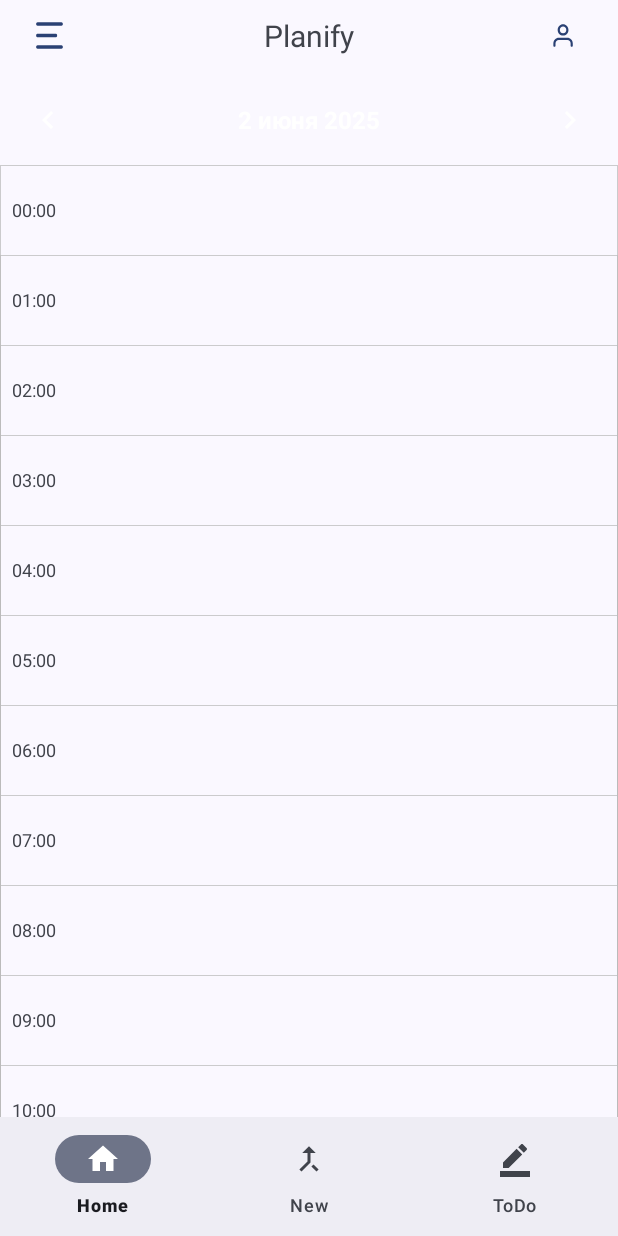
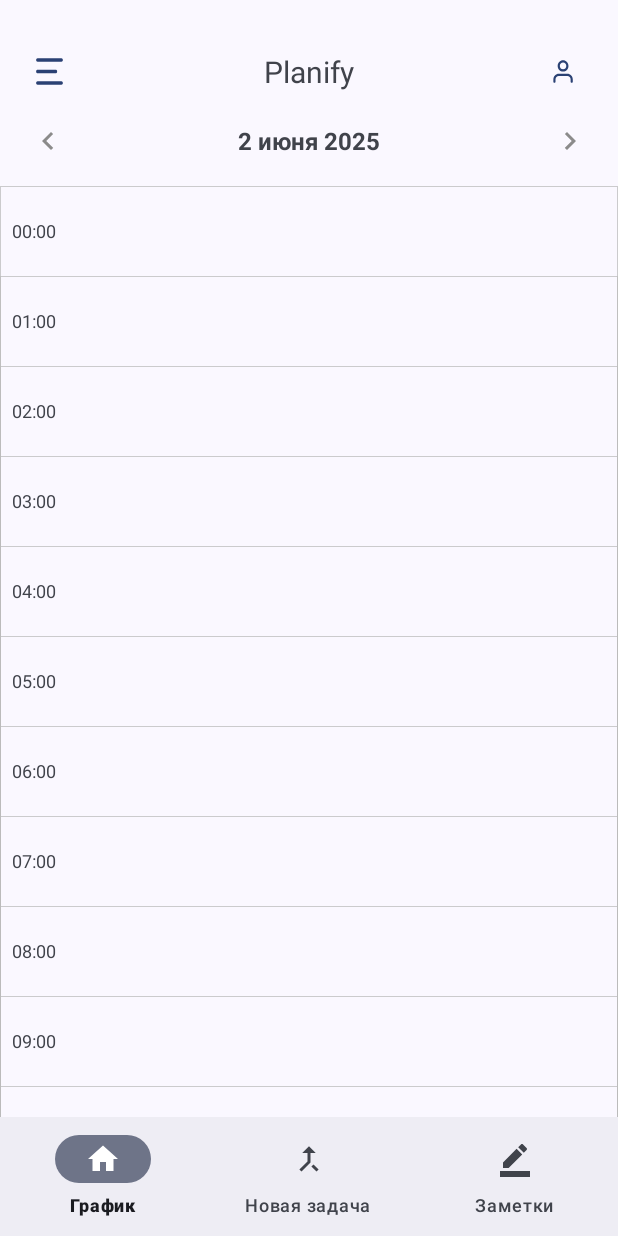
Before and after one commit to Purp1eDuck2008/Planify, an Android app: the screen it shows after launch (MainActivity), on a phone screen of 412 x 824 dp. Run offline under Robolectric (Android 15) with nearby library versions, the phone set to English and light mode, and no system bars; our stand-ins replace Room's generated code.

Commit message:
95% готовности

```diff
--- a/app/src/main/AndroidManifest.xml
+++ b/app/src/main/AndroidManifest.xml
@@ -6,7 +6,7 @@
         android:dataExtractionRules="@xml/data_extraction_rules"
         android:fullBackupContent="@xml/backup_rules"
         android:icon="@mipmap/ic_launcher"
-        android:label="@string/app_name"
+        android:label="Planify"
         android:roundIcon="@mipmap/ic_launcher_round"
         android:supportsRtl="true"
         android:theme="@style/Theme.Planify02"
--- a/app/src/main/java/com/example/planify02/HomeFragment.java
+++ b/app/src/main/java/com/example/planify02/HomeFragment.java
@@ -128,9 +128,6 @@ public class HomeFragment extends Fragment {
                         }
                     }
                     Log.d(TAG, displayedTasks + " tasks displayed");
-                    if (displayedTasks == 0 && isAdded()) {
-                        Toast.makeText(requireContext(), "Нет задач на выбранную дату", Toast.LENGTH_SHORT).show();
-                    }
                 });
             } catch (Exception e) {
                 Log.e(TAG, "Error loading tasks", e);
@@ -140,23 +137,16 @@ public class HomeFragment extends Fragment {
 
     private boolean isTaskForSelectedDate(PlanItem task, String currentDateStr, int currentDayOfWeek)
             throws ParseException {
-        // Если дата задачи совпадает с выбранной датой - показываем
         if (task.getEventDate().equals(currentDateStr)) {
             return true;
         }
-
-        // Для повторяющихся задач
         if (task.repeatsOnDay(currentDayOfWeek)) {
             Date taskDate = dateFormat.parse(task.getEventDate());
             Date selectedDateObj = selectedDate.getTime();
-
-            // Проверяем, что выбранная дата не раньше даты создания задачи
             if (!selectedDateObj.before(taskDate)) {
-                // Для еженедельных повторений просто проверяем день недели
                 return true;
             }
         }
-
         return false;
     }
 
--- a/app/src/main/java/com/example/planify02/MainActivity.java
+++ b/app/src/main/java/com/example/planify02/MainActivity.java
@@ -33,14 +33,29 @@ public class MainActivity extends AppCompatActivity {
 
     @Override
     protected void onCreate(Bundle savedInstanceState) {
-        // Применяем динамические цвета Material You
         DynamicColors.applyToActivityIfAvailable(this);
         super.onCreate(savedInstanceState);
-
         binding = ActivityMainBinding.inflate(getLayoutInflater());
         setContentView(binding.getRoot());
+        getWindow().setStatusBarColor(Color.TRANSPARENT);
+        getWindow().getDecorView().setSystemUiVisibility(
+                View.SYSTEM_UI_FLAG_LAYOUT_STABLE | View.SYSTEM_UI_FLAG_LAYOUT_FULLSCREEN
+        );
 
-        // Создаем View для затемнения фона
+
+        int statusBarHeight = 0;
+        int resourceId = getResources().getIdentifier("status_bar_height", "dimen", "android");
+        if (resourceId > 0) {
+            statusBarHeight = getResources().getDimensionPixelSize(resourceId);
+        }
+
+        binding.getRoot().setPadding(
+                binding.getRoot().getPaddingLeft(),
+                binding.getRoot().getPaddingTop() + statusBarHeight,
+                binding.getRoot().getPaddingRight(),
+                binding.getRoot().getPaddingBottom()
+        );
+
         dimView = new View(this);
         dimView.setLayoutParams(new ViewGroup.LayoutParams(
                 ViewGroup.LayoutParams.MATCH_PARENT,
@@ -49,15 +64,12 @@ public class MainActivity extends AppCompatActivity {
         dimView.setVisibility(View.GONE);
         dimView.setOnClickListener(v -> dismissMenuPanel());
 
-        // Добавляем затемнение в корневой layout
         ViewGroup rootView = (ViewGroup) getWindow().getDecorView();
         rootView.addView(dimView);
 
-        // Инициализация фрагментов
         homeFragment = new HomeFragment();
         plusFragment = new PlusFragment();
 
-        // Настройка нижней навигации
         binding.bottomNavigationView.setOnItemSelectedListener(item -> {
             int itemId = item.getItemId();
             if (itemId == R.id.home) {
@@ -69,15 +81,10 @@ public class MainActivity extends AppCompatActivity {
             }
             return true;
         });
-
-        // Настройка кнопки меню
         binding.buttonMenu.setOnClickListener(v -> toggleMenuPanel());
-
-        // Показываем стартовый фрагмент
         replaceFragment(homeFragment, "home_fragment");
     }
 
-    // Остальные методы класса остаются без изменений
     private void toggleMenuPanel() {
         if (isMenuShowing) {
             dismissMenuPanel();
@@ -86,56 +93,39 @@ public class MainActivity extends AppCompatActivity {
         }
     }
 
+
     private void showMenuPanel() {
         if (popupWindow != null && popupWindow.isShowing()) {
             return;
         }
-
-        // Создаем view для меню
         View popupView = LayoutInflater.from(this).inflate(R.layout.menu_panel, null);
-
-        // Вычисляем ширину экрана
         DisplayMetrics displayMetrics = new DisplayMetrics();
         getWindowManager().getDefaultDisplay().getMetrics(displayMetrics);
         int screenWidth = displayMetrics.widthPixels;
-
-        // Создаем PopupWindow
         popupWindow = new PopupWindow(
                 popupView,
-                (int)(screenWidth * 0.7), // 70% ширины экрана
+                (int)(screenWidth * 0.7),
                 ViewGroup.LayoutParams.MATCH_PARENT,
                 true
         );
-
-        // Настройка внешнего вида
         popupWindow.setBackgroundDrawable(new ColorDrawable(Color.TRANSPARENT));
         popupWindow.setElevation(16f);
         popupWindow.setOutsideTouchable(true);
         popupWindow.setAnimationStyle(R.style.PopupAnimation);
-
-        // Обработчик закрытия меню
         popupWindow.setOnDismissListener(() -> {
             dimView.setVisibility(View.GONE);
             isMenuShowing = false;
         });
-
-        // Находим элементы
         CalendarView calendarView = popupView.findViewById(R.id.calendarView);
         LinearLayout buttonsContainer = popupView.findViewById(R.id.additional_buttons_container);
 
-        // Устанавливаем текущую дату
         calendarView.setDate(selectedDate.getTimeInMillis(), false, true);
 
-        // Обработчик выбора даты
         calendarView.setOnDateChangeListener((view, year, month, dayOfMonth) -> {
             updateHomeFragmentWithDate(year, month, dayOfMonth);
             dismissMenuPanel();
         });
-
-        // Показываем затемнение
         dimView.setVisibility(View.VISIBLE);
-
-        // Показываем меню слева
         popupWindow.showAtLocation(
                 binding.getRoot(),
                 Gravity.START,
@@ -154,7 +144,6 @@ public class MainActivity extends AppCompatActivity {
 
     @Override
     protected void onDestroy() {
-        // Удаляем затемнение при уничтожении активности
         if (dimView != null) {
             ViewGroup rootView = (ViewGroup) getWindow().getDecorView();
             rootView.removeView(dimView);
--- a/app/src/main/java/com/example/planify02/NotificationReceiver.java
+++ b/app/src/main/java/com/example/planify02/NotificationReceiver.java
@@ -26,7 +26,6 @@ public class NotificationReceiver extends BroadcastReceiver {
         NotificationManager notificationManager =
                 (NotificationManager) context.getSystemService(Context.NOTIFICATION_SERVICE);
 
-        // Создаем канал уведомлений (только для API 26+)
         if (Build.VERSION.SDK_INT >= Build.VERSION_CODES.O) {
             NotificationChannel channel = new NotificationChannel(
                     CHANNEL_ID,
@@ -35,7 +34,6 @@ public class NotificationReceiver extends BroadcastReceiver {
             notificationManager.createNotificationChannel(channel);
         }
 
-        // Создаем Intent для открытия приложения при нажатии на уведомление
         Intent intent = new Intent(context, MainActivity.class);
         intent.setFlags(Intent.FLAG_ACTIVITY_NEW_TASK | Intent.FLAG_ACTIVITY_CLEAR_TASK);
         PendingIntent pendingIntent = PendingIntent.getActivity(
@@ -44,9 +42,8 @@ public class NotificationReceiver extends BroadcastReceiver {
                 intent,
                 PendingIntent.FLAG_UPDATE_CURRENT | PendingIntent.FLAG_IMMUTABLE);
 
-        // Строим уведомление
         Notification notification = new NotificationCompat.Builder(context, CHANNEL_ID)
-                .setSmallIcon(R.drawable.ic_notification) // Убедитесь, что этот ресурс существует
+                .setSmallIcon(R.drawable.ic_notification)
                 .setContentTitle(title)
                 .setContentText(message)
                 .setPriority(NotificationCompat.PRIORITY_DEFAULT)
--- a/app/src/main/java/com/example/planify02/PlusFragment.java
+++ b/app/src/main/java/com/example/planify02/PlusFragment.java
@@ -46,6 +46,9 @@ import java.util.HashMap;
 import java.util.List;
 import java.util.Locale;
 import java.util.Map;
+
+
+
 
 public class PlusFragment extends Fragment {
 
@@ -282,7 +285,6 @@ public class PlusFragment extends Fragment {
                             cancelNotification(task.getId());
                             requireActivity().runOnUiThread(() -> {
                                 tasksContainer.removeView(cardView);
-                                showToast("Задача удалена");
                                 updateHomeFragment();
                                 loadTasksFromDatabase();
                             });
@@ -353,7 +355,6 @@ public class PlusFragment extends Fragment {
                         db.planItemDao().delete(existingTask);
                         cancelNotification(existingTask.getId());
                         requireActivity().runOnUiThread(() -> {
-                            showToast("Задача удалена");
                             loadTasksFromDatabase();
                             updateHomeFragment();
                         });
--- a/app/src/main/java/com/example/planify02/TimeUtils.java
+++ b/app/src/main/java/com/example/planify02/TimeUtils.java
@@ -10,7 +10,6 @@ public class TimeUtils {
             int minute = Integer.parseInt(minutePart.substring(0, 2));
             String period = minutePart.substring(2).toUpperCase();
 
-            // Конвертируем 12-часовой формат в 24-часовой
             if (period.equals("PM") && hour != 12) hour += 12;
             if (period.equals("AM") && hour == 12) hour = 0;
 
@@ -24,7 +23,6 @@ public class TimeUtils {
         int start = convertToMinutes(startTime);
         int end = convertToMinutes(endTime);
 
-        // Учитываем задачи, переходящие через полночь
         if (end < start) end += 24 * 60;
 
         return end - start;
--- a/app/src/main/java/com/example/planify02/ToDoFragment.java
+++ b/app/src/main/java/com/example/planify02/ToDoFragment.java
@@ -36,30 +36,24 @@ public class ToDoFragment extends Fragment {
     public View onCreateView(@NonNull LayoutInflater inflater, @Nullable ViewGroup container, @Nullable Bundle savedInstanceState) {
         View view = inflater.inflate(R.layout.fragment_to_do, container, false);
 
-        // Инициализация элементов с правильными типами
         noteTitleInput = view.findViewById(R.id.note_title_input);
         noteContentInput = view.findViewById(R.id.note_content_input);
         addNoteButton = view.findViewById(R.id.add_note_button);
         recyclerView = view.findViewById(R.id.recyclerView);
 
-        // Настройка RecyclerView
         recyclerView.setLayoutManager(new LinearLayoutManager(requireContext()));
         recyclerView.setHasFixedSize(true);
 
-        // Инициализация базы данных
         db = Room.databaseBuilder(requireContext(),
                         AppDatabase.class, "notes-db")
                 .fallbackToDestructiveMigration()
                 .build();
 
-        // Инициализация адаптера
         adapter = new NotesAdapter(new ArrayList<>(), this::deleteNote);
         recyclerView.setAdapter(adapter);
 
-        // Загрузка заметок
         loadNotes();
 
-        // Обработчик кнопки добавления
         addNoteButton.setOnClickListener(v -> addNote());
 
         return view;
--- a/app/src/main/res/drawable/hour_lines.xml
+++ b/app/src/main/res/drawable/hour_lines.xml
@@ -192,11 +192,5 @@
         </shape>
     </item>
 
-    <!-- Последняя линия внизу (24:00) -->
-    <item android:top="1439dp">
-        <shape android:shape="rectangle">
-            <stroke android:width="0.5dp" android:color="@color/black"/>
-            <size android:height="1dp"/>
-        </shape>
-    </item>
+
 </layer-list>
--- a/app/src/main/res/layout/fragment_home.xml
+++ b/app/src/main/res/layout/fragment_home.xml
@@ -21,18 +21,19 @@
             android:layout_width="48dp"
             android:layout_height="48dp"
             android:src="@drawable/ic_arrow_left"
+            android:tint="#8b8b8b"
+            android:translationY="-10dp"
             android:background="?attr/selectableItemBackgroundBorderless"
             />
-
         <!-- Текущая дата -->
-        <TextView
+        <com.google.android.material.textview.MaterialTextView
             android:id="@+id/tv_current_date"
             android:layout_width="0dp"
             android:layout_height="wrap_content"
             android:layout_weight="1"
             android:gravity="center"
-            android:textColor="@color/white"
             android:textSize="16sp"
+            android:translationY="-10dp"
             android:textStyle="bold"/>
 
         <!-- Кнопка следующего дня -->
@@ -40,9 +41,10 @@
             android:id="@+id/btn_next_day"
             android:layout_width="48dp"
             android:layout_height="48dp"
+            android:tint="#8b8b8b"
             android:src="@drawable/ic_arrow_right"
-            android:background="?attr/selectableItemBackgroundBorderless"
-            />
+            android:translationY="-10dp"
+            android:background="?attr/selectableItemBackgroundBorderless" />
     </LinearLayout>
 
 
@@ -51,7 +53,7 @@
         android:id="@+id/timeline_scrollview"
         android:layout_width="match_parent"
         android:layout_height="match_parent"
-        android:layout_marginTop="60dp"
+        android:layout_marginTop="50dp"
         android:fillViewport="true">
 
         <RelativeLayout
--- a/app/src/main/res/layout/task_timeline_item.xml
+++ b/app/src/main/res/layout/task_timeline_item.xml
@@ -9,12 +9,14 @@
         android:id="@+id/task_title"
         android:layout_width="match_parent"
         android:layout_height="wrap_content"
-        android:textSize="14sp"/>
+        android:textColor="@color/white"
+        android:textSize="16sp"/>
 
     <com.google.android.material.textview.MaterialTextView
         android:id="@+id/task_time"
         android:layout_width="match_parent"
         android:layout_height="wrap_content"
+        android:textColor="@color/white"
         android:textSize="12sp"/>
 
 </LinearLayout>
--- a/app/src/main/res/menu/bottom_nav_menu.xml
+++ b/app/src/main/res/menu/bottom_nav_menu.xml
@@ -1,13 +1,13 @@
 <?xml version="1.0" encoding="utf-8"?>
 <menu xmlns:android="http://schemas.android.com/apk/res/android">
 
-    <item android:title="Home"
+    <item android:title="График"
         android:icon="@drawable/baseline_home_24"
         android:id="@+id/home"/>
-    <item android:title="New"
+    <item android:title="Новая задача"
         android:icon="@drawable/baseline_call_merge_24"
         android:id="@+id/plus"/>
-    <item android:title="ToDo"
+    <item android:title="Заметки"
         android:icon="@drawable/baseline_border_color_24"
         android:id="@+id/todo"/>
 
--- a/app/src/main/res/values-night/themes.xml
+++ b/app/src/main/res/values-night/themes.xml
@@ -5,6 +5,4 @@
         <!-- <item name="colorPrimary">@color/my_dark_primary</item> -->
 
     </style>
-
-
 </resources>
--- a/app/src/main/res/values/colors.xml
+++ b/app/src/main/res/values/colors.xml
@@ -6,7 +6,6 @@
     <color name="activic">#f8f8f8</color>
     <color name="inactivic">#a6aece</color>
     <color name="down">#5365ab</color>
-    //цвета для дней недели
     <color name="inacday">#a6aece</color>
     <color name="acday">#2d3c5f</color>
     <color name="acdaytxt">#6684D7</color>
@@ -17,29 +16,23 @@
     <color name="red1">#DD8375</color>
     <color name="quarter_line">#80FFFFFF</color>
     <color name="whitetime">#2d3c5f</color>
-    <color name="primary_text">#DE000000</color> <!-- 87% черного -->
-    <color name="secondary_text">#8A000000</color> <!-- 54% черного -->
-
-    <!-- Цвета задач -->
-    <color name="permanent_task">#DD8375 </color> <!-- Light blue -->
-    <color name="semi_permanent_task">#F2D683</color> <!-- Light green -->
-    <color name="variable_task">#4FAC77</color> <!-- Light orange -->
-    <color name="default_task">#F5F5F5</color> <!-- Light gray -->
+    <color name="primary_text">#DE000000</color>
+    <color name="secondary_text">#8A000000</color>
+    <color name="permanent_task">#c14a34 </color>
+    <color name="semi_permanent_task">#f1c33d</color>
+    <color name="variable_task">#52b37c</color>
+    <color name="default_task">#F5F5F5</color>
     <color name="timeline_background">#F5F0FF</color>
     <color name="hour_marker_background">#E6D6FF</color>
     <color name="hour_text">#6A0DAD</color>
-    <color name="divider_line">#D1B3FF</color>
+    <color name="divider_line">#FFFFFFFF</color>
     <color name="red">#FF0000</color>
-    <!-- Базовые цвета -->
     <color name="purple_500">#FF6200EE</color>
     <color name="purple_200">#FFBB86FC</color>
     <color name="purple_100">#FFE0B3FF</color>
     <color name="purple_800">#FF3700B3</color>
-
-    <!-- Семантические имена -->
     <color name="brand_primary">@color/purple_500</color>
     <color name="brand_secondary">@color/teal_200</color>
-    <!-- Material 3 Teal Colors -->
     <color name="teal_50">#E0F2F1</color>
     <color name="teal_100">#B2DFDB</color>
     <color name="teal_200">#80CBC4</color>
@@ -50,7 +43,5 @@
     <color name="teal_700">#00796B</color>
     <color name="teal_800">#00695C</color>
     <color name="teal_900">#004D40</color>
-
-    <!-- Material 3 Colors -->
     <color name="purple_50">#F3E5F5</color>
 </resources>
--- a/app/src/main/res/values/strings.xml
+++ b/app/src/main/res/values/strings.xml
@@ -1,6 +1,5 @@
 <resources>
     <string name="app_name">Planify0.2</string>
-    <!-- TODO: Remove or change this placeholder text -->
     <string name="hello_blank_fragment">Hello blank fragment</string>
     <string-array name="reminder_times">
         <item>5 минут</item>
--- a/app/src/main/res/values/styles.xml
+++ b/app/src/main/res/values/styles.xml
@@ -1,9 +1,6 @@
 <resources>
-    <!-- Основной стиль приложения -->
     <style name="AppTheme" parent="Theme.MaterialComponents.DayNight.NoActionBar">
-        <!-- Установим цвет фона для приложения -->
         <item name="android:statusBarColor">@android:color/transparent</item>
-        <!-- Прозрачный статус-бар -->
         <item name="android:windowTranslucentStatus">true</item>
 
     </style>
```
Also changed, not shown: app/src/main/java/com/example/planify02/NotesAdapter.java (+4 -10 lines), app/src/main/res/layout/dialog_task_details.xml (+4 -4 lines), app/src/main/res/layout/item_note.xml (+30 -21 lines), app/src/main/res/layout/menu_panel.xml (+21 -15 lines), app/src/main/res/layout/task_card_item.xml (+5 -2 lines).
